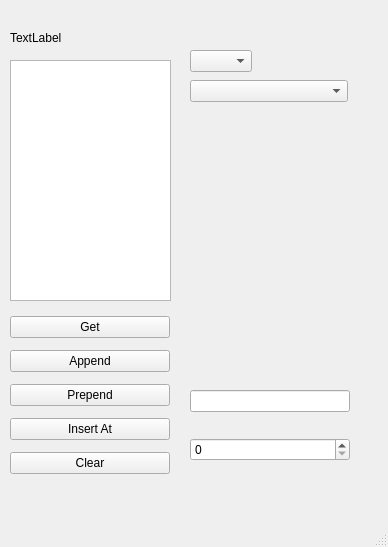
This is source/mainwindow.ui in hanzetsu/lab2sem2 as Qt 5 draws it before an edit. The edited form follows.
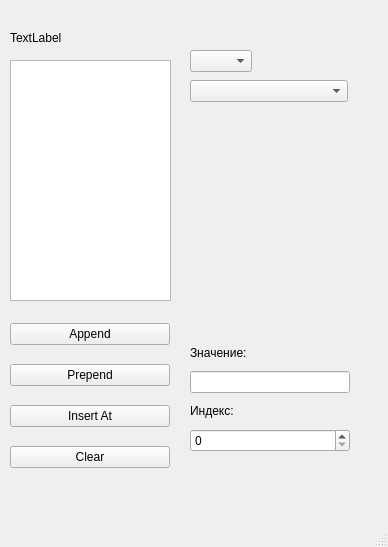
This is the edited form.

What changed in the file:
```diff
--- a/source/mainwindow.ui
+++ b/source/mainwindow.ui
@@ -24,13 +24,6 @@
      </rect>
     </property>
     <layout class="QVBoxLayout" name="verticalLayout">
-     <item>
-      <widget class="QPushButton" name="getButton">
-       <property name="text">
-        <string>Get</string>
-       </property>
-      </widget>
-     </item>
      <item>
       <widget class="QPushButton" name="appendButton">
        <property name="text">
@@ -75,15 +68,29 @@
     <property name="geometry">
      <rect>
       <x>190</x>
-      <y>370</y>
+      <y>340</y>
       <width>160</width>
       <height>112</height>
      </rect>
     </property>
     <layout class="QVBoxLayout" name="verticalLayout_2">
+     <item>
+      <widget class="QLabel" name="labelValue">
+       <property name="text">
+        <string>Значение:</string>
+       </property>
+      </widget>
+     </item>
      <item>
       <widget class="QLineEdit" name="valueLineEdit"/>
      </item>
+     <item>
+      <widget class="QLabel" name="labelIndex">
+       <property name="text">
+        <string>Индекс:</string>
+       </property>
+      </widget>
+     </item>
      <item>
       <widget class="QSpinBox" name="indexSpinBox"/>
      </item>
```
